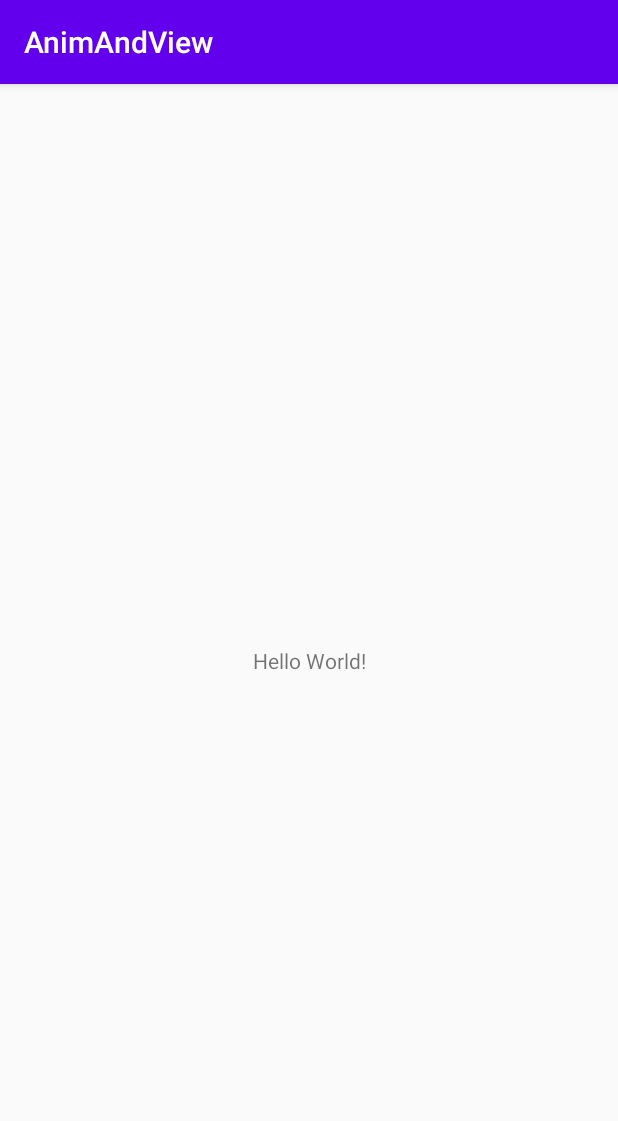
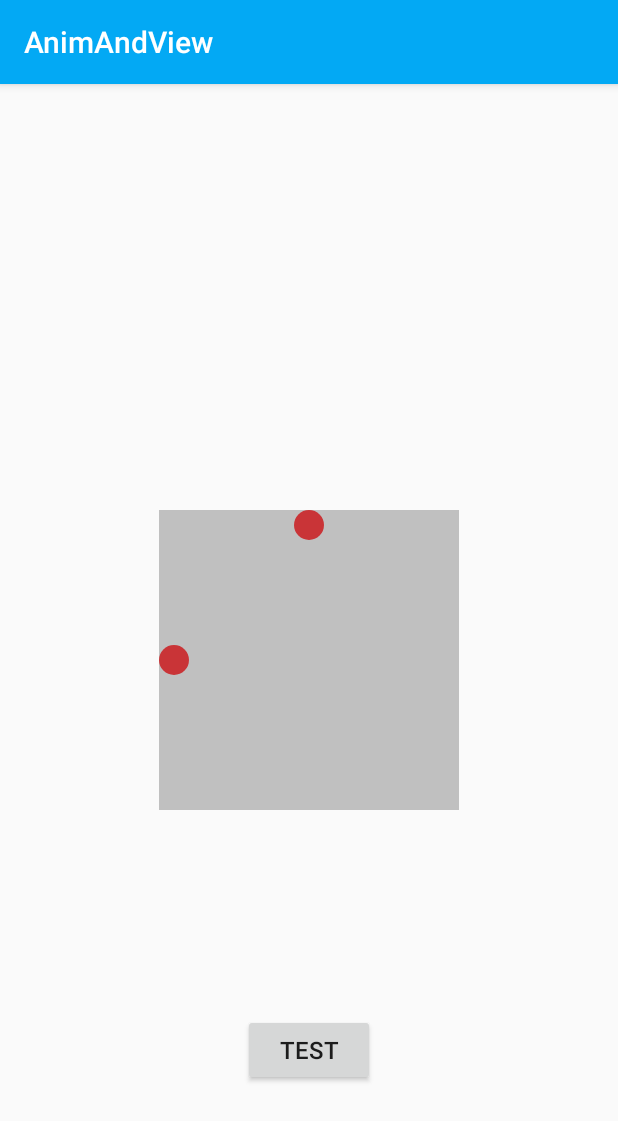
Before and after one commit to breewf/AnimAndView, an Android app: the screen it shows after launch (MainActivity), on a phone screen of 412 x 824 dp. Shown: the top 1121 px of the screen. Run offline under Robolectric (Android 15) with nearby library versions, the phone set to English and light mode, and no system bars.

Commit message:
first commit

```diff
--- a/app/build.gradle
+++ b/app/build.gradle
@@ -20,6 +20,10 @@ android {
             proguardFiles getDefaultProguardFile('proguard-android-optimize.txt'), 'proguard-rules.pro'
         }
     }
+    compileOptions {
+        sourceCompatibility JavaVersion.VERSION_1_8
+        targetCompatibility JavaVersion.VERSION_1_8
+    }
 }
 
 dependencies {
--- a/app/src/main/AndroidManifest.xml
+++ b/app/src/main/AndroidManifest.xml
@@ -3,6 +3,7 @@
     package="com.hy.animandview">
 
     <application
+        android:name=".App"
         android:allowBackup="true"
         android:icon="@mipmap/ic_launcher"
         android:label="@string/app_name"
--- /dev/null
+++ b/app/src/main/java/com/hy/animandview/App.java
@@ -0,0 +1,31 @@
+package com.hy.animandview;
+
+import android.app.Application;
+import android.os.Handler;
+
+/**
+ * @author hy
+ * @date 2020/9/17
+ * Desc:App
+ */
+public class App extends Application {
+
+    private static App sInstance;
+
+    private static Handler mHandler;
+
+    public static App getInstance() {
+        return sInstance;
+    }
+
+    public static Handler getMainHandler() {
+        return mHandler;
+    }
+
+    @Override
+    public void onCreate() {
+        super.onCreate();
+        sInstance = this;
+        mHandler = new Handler();
+    }
+}
--- /dev/null
+++ b/app/src/main/java/com/hy/animandview/LoadingLineView.java
@@ -0,0 +1,128 @@
+package com.hy.animandview;
+
+import android.animation.Animator;
+import android.animation.ValueAnimator;
+import android.content.Context;
+import android.graphics.Canvas;
+import android.graphics.Paint;
+import android.util.AttributeSet;
+import android.view.View;
+import android.view.animation.LinearInterpolator;
+
+import com.hy.animandview.listener.SimpleAnimatorListener;
+
+import androidx.annotation.Nullable;
+import androidx.core.content.ContextCompat;
+
+/**
+ * @author hy
+ * @date 2020/9/17
+ * Desc:LoadingLineView
+ */
+public class LoadingLineView extends View {
+
+    public static final String TAG = "LoadingLineView";
+
+    private Context mContext;
+
+    private float mWidth;
+    private float mHeight;
+
+    private float mRadius;
+
+    private float mRate;
+
+    private Paint mPaint;
+
+    public LoadingLineView(Context context) {
+        super(context);
+        init(context);
+    }
+
+    public LoadingLineView(Context context, @Nullable AttributeSet attrs) {
+        super(context, attrs);
+        init(context);
+    }
+
+    public LoadingLineView(Context context, @Nullable AttributeSet attrs, int defStyleAttr) {
+        super(context, attrs, defStyleAttr);
+        init(context);
+    }
+
+    public LoadingLineView(Context context, @Nullable AttributeSet attrs, int defStyleAttr, int defStyleRes) {
+        super(context, attrs, defStyleAttr, defStyleRes);
+        init(context);
+    }
+
+    private void init(Context context) {
+        mContext = context;
+
+        mRadius = dp2px(10);
+
+        initPaint();
+    }
+
+    private void initPaint() {
+        mPaint = new Paint();
+        mPaint.setAntiAlias(true);
+        mPaint.setDither(true);
+        mPaint.setStyle(Paint.Style.FILL);
+        mPaint.setColor(ContextCompat.getColor(mContext, R.color.red));
+//        mPaint.setStrokeWidth(dp2px(10));
+//        mPaint.setStrokeJoin(Paint.Join.ROUND);
+//        mPaint.setStrokeCap(Paint.Cap.ROUND);
+    }
+
+    @Override
+    protected void onLayout(boolean changed, int left, int top, int right, int bottom) {
+        super.onLayout(changed, left, top, right, bottom);
+        if (mWidth == 0 || mHeight == 0) {
+            mWidth = getMeasuredWidth();
+            mHeight = getMeasuredHeight();
+        }
+    }
+
+    @Override
+    protected void onMeasure(int widthMeasureSpec, int heightMeasureSpec) {
+        super.onMeasure(widthMeasureSpec, heightMeasureSpec);
+    }
+
+    @Override
+    protected void onDraw(Canvas canvas) {
+        super.onDraw(canvas);
+        setBackgroundColor(ContextCompat.getColor(mContext, R.color.gray2));
+
+        float cx = mRadius + ((mWidth - mRadius * 2) * mRate);
+        canvas.drawCircle(cx, mHeight / 2, mRadius, mPaint);
+
+        float cy = mRadius + ((mHeight - mRadius * 2) * mRate);
+        canvas.drawCircle(mWidth / 2, cy, mRadius, mPaint);
+    }
+
+    public void start() {
+        ValueAnimator valueAnimator = ValueAnimator.ofFloat(0f, 1f);
+        valueAnimator.setDuration(1000);
+        valueAnimator.setInterpolator(new LinearInterpolator());
+        valueAnimator.addUpdateListener(animation -> {
+            mRate = (float) animation.getAnimatedValue();
+            invalidate();
+        });
+        valueAnimator.addListener(new SimpleAnimatorListener() {
+            @Override
+            public void onAnimationStart(Animator animation) {
+                super.onAnimationStart(animation);
+            }
+
+            @Override
+            public void onAnimationEnd(Animator animation) {
+                super.onAnimationEnd(animation);
+            }
+        });
+        valueAnimator.start();
+    }
+
+    public static int dp2px(float dpValue) {
+        final float scale = App.getInstance().getResources().getDisplayMetrics().density;
+        return (int) ((dpValue * scale) + 0.5f);
+    }
+}
--- a/app/src/main/java/com/hy/animandview/MainActivity.java
+++ b/app/src/main/java/com/hy/animandview/MainActivity.java
@@ -4,11 +4,27 @@ import android.os.Bundle;
 
 import androidx.appcompat.app.AppCompatActivity;
 
+/**
+ * @author hy
+ * @date 2020/9/17
+ * ClassDesc:MainActivity.
+ **/
 public class MainActivity extends AppCompatActivity {
+
+    private LoadingLineView mLoadingLineView;
 
     @Override
     protected void onCreate(Bundle savedInstanceState) {
         super.onCreate(savedInstanceState);
         setContentView(R.layout.activity_main);
+
+        findViewById(R.id.btn).setOnClickListener(view -> {
+            if (mLoadingLineView != null) {
+                mLoadingLineView.start();
+            }
+        });
+
+        mLoadingLineView = findViewById(R.id.loading_line_view);
+
     }
 }
--- a/app/src/main/res/layout/activity_main.xml
+++ b/app/src/main/res/layout/activity_main.xml
@@ -6,13 +6,25 @@
     android:layout_height="match_parent"
     tools:context=".MainActivity">
 
-    <TextView
-        android:layout_width="wrap_content"
-        android:layout_height="wrap_content"
-        android:text="Hello World!"
+    <com.hy.animandview.LoadingLineView
+        android:id="@+id/loading_line_view"
+        android:layout_width="200dp"
+        android:layout_height="200dp"
         app:layout_constraintBottom_toBottomOf="parent"
         app:layout_constraintLeft_toLeftOf="parent"
         app:layout_constraintRight_toRightOf="parent"
         app:layout_constraintTop_toTopOf="parent" />
 
+    <androidx.appcompat.widget.AppCompatButton
+        android:id="@+id/btn"
+        android:layout_width="wrap_content"
+        android:layout_height="wrap_content"
+        android:layout_marginBottom="100dp"
+        android:gravity="center"
+        android:text="test"
+        android:textSize="16dp"
+        app:layout_constraintBottom_toBottomOf="parent"
+        app:layout_constraintLeft_toLeftOf="parent"
+        app:layout_constraintRight_toRightOf="parent" />
+
 </androidx.constraintlayout.widget.ConstraintLayout>
```
Also changed, not shown: app/src/main/java/com/hy/animandview/listener/SimpleAnimatorListener.java (added, +31 -0 lines), app/src/main/res/values/colors.xml (+76 -2 lines).
